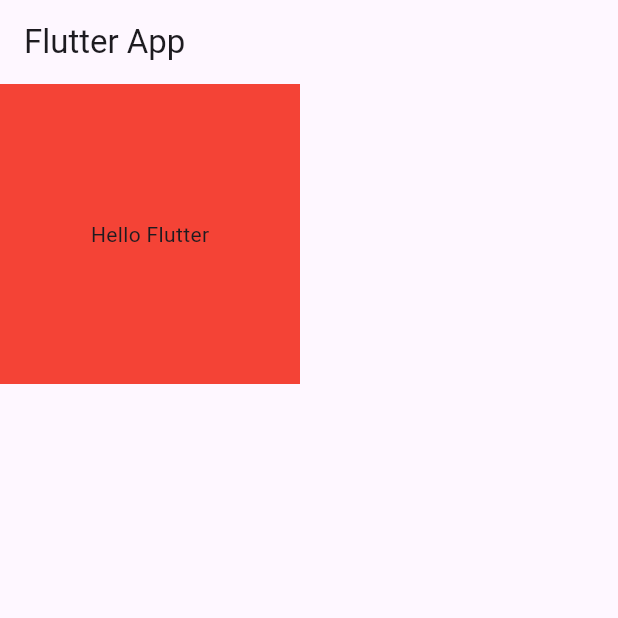
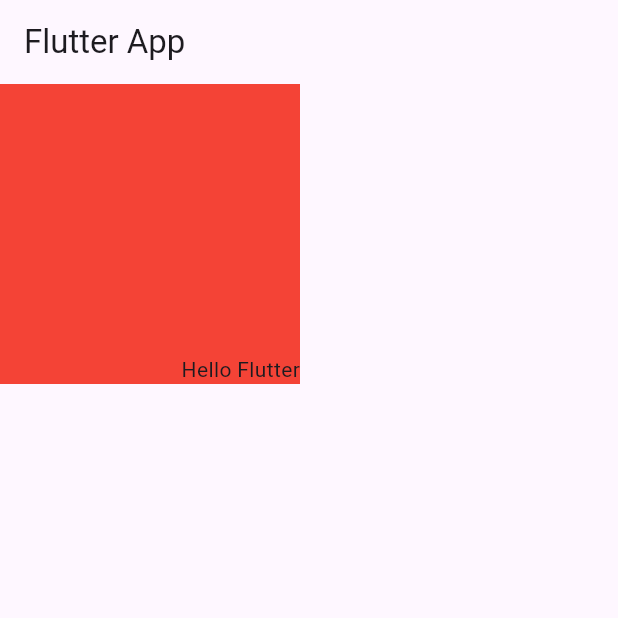
Before and after one commit to flutteruuu/flutter_demo, a Flutter app: the screen it shows after launch, on a phone screen of 412 x 824 dp, the top half of it. Run offline on Flutter 3.47's test engine with Material 3 defaults, Android fonts, the phone set to English and light mode, and no system bars.

Commit message:
Alignment 傳入座標定位

```diff
--- a/lib/main.dart
+++ b/lib/main.dart
@@ -29,13 +29,13 @@ class HomePage extends StatelessWidget {
 
   @override
   Widget build(BuildContext context) {
-
+    // 算法: (Alignment.x*childWidth/2 + childWidth/2 , Alignment.y*childHeight/2 + childHeight/2)
     return Container(
       width: 200,
       height: 200,
       color: Colors.red,
       child: const Align(
-        alignment: Alignment.center,
+        alignment: Alignment(1,1),
         child: Text("Hello Flutter"),),
     );
   }
```
